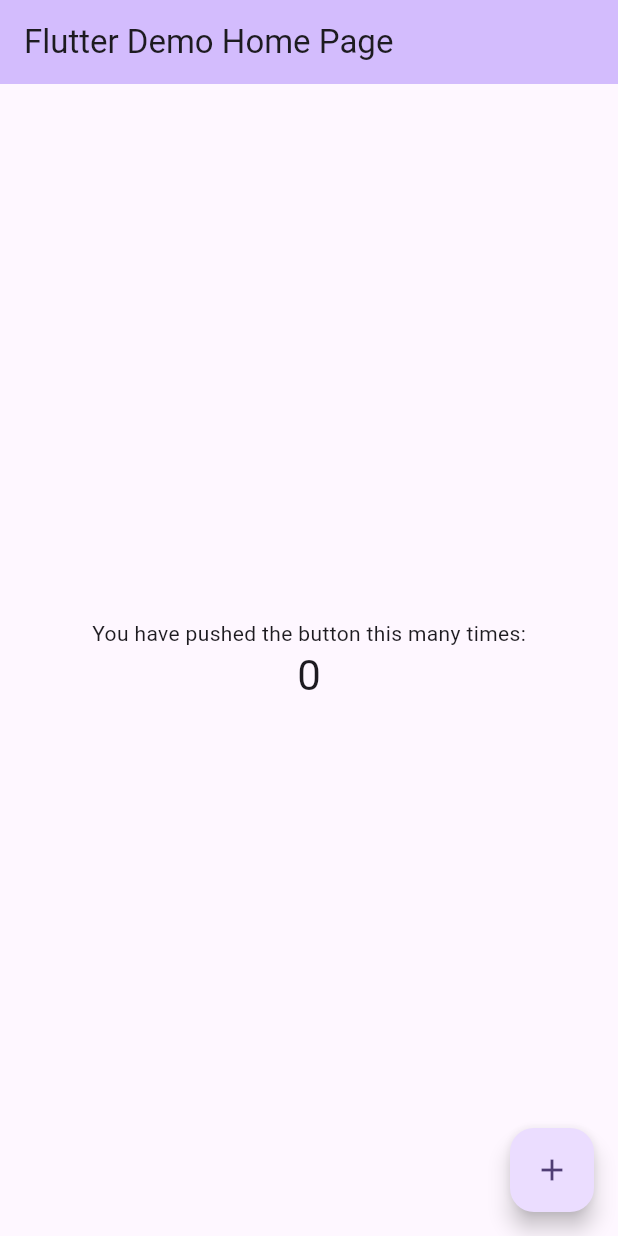
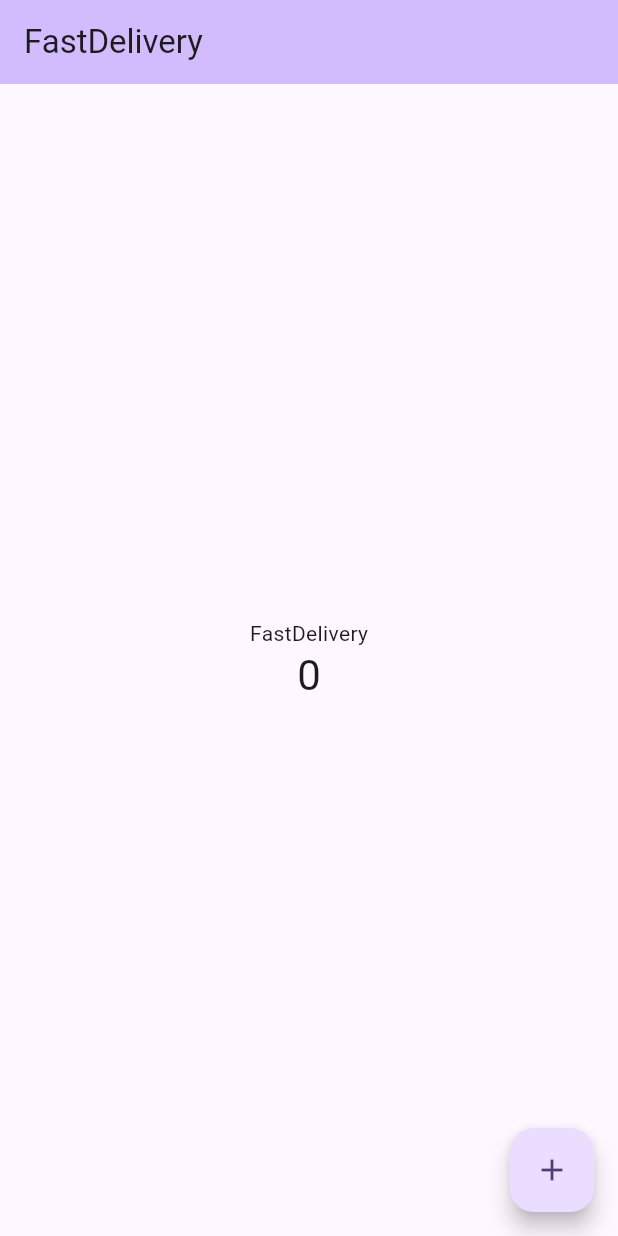
Before and after one commit to christianlsb/FastDelivery, a Flutter app: the screen it shows after launch, on a phone screen of 412 x 824 dp. Run offline on Flutter 3.47's test engine with Material 3 defaults, Android fonts, the phone set to English and light mode, and no system bars.

Commit message:
Update app title and home page title

```diff
--- a/lib/main.dart
+++ b/lib/main.dart
@@ -11,7 +11,7 @@
   @override
   Widget build(BuildContext context) {
     return MaterialApp(
-      title: 'Flutter Demo',
+      title: 'FastDelivery',
       theme: ThemeData(
         // This is the theme of your application.
         //
@@ -31,7 +31,7 @@
         colorScheme: ColorScheme.fromSeed(seedColor: Colors.deepPurple),
         useMaterial3: true,
       ),
-      home: const MyHomePage(title: 'Flutter Demo Home Page'),
+      home: const MyHomePage(title: 'FastDelivery'),
     );
   }
 }
@@ -106,7 +106,7 @@
           mainAxisAlignment: MainAxisAlignment.center,
           children: <Widget>[
             const Text(
-              'You have pushed the button this many times:',
+              'FastDelivery',
             ),
             Text(
               '$_counter',
```
